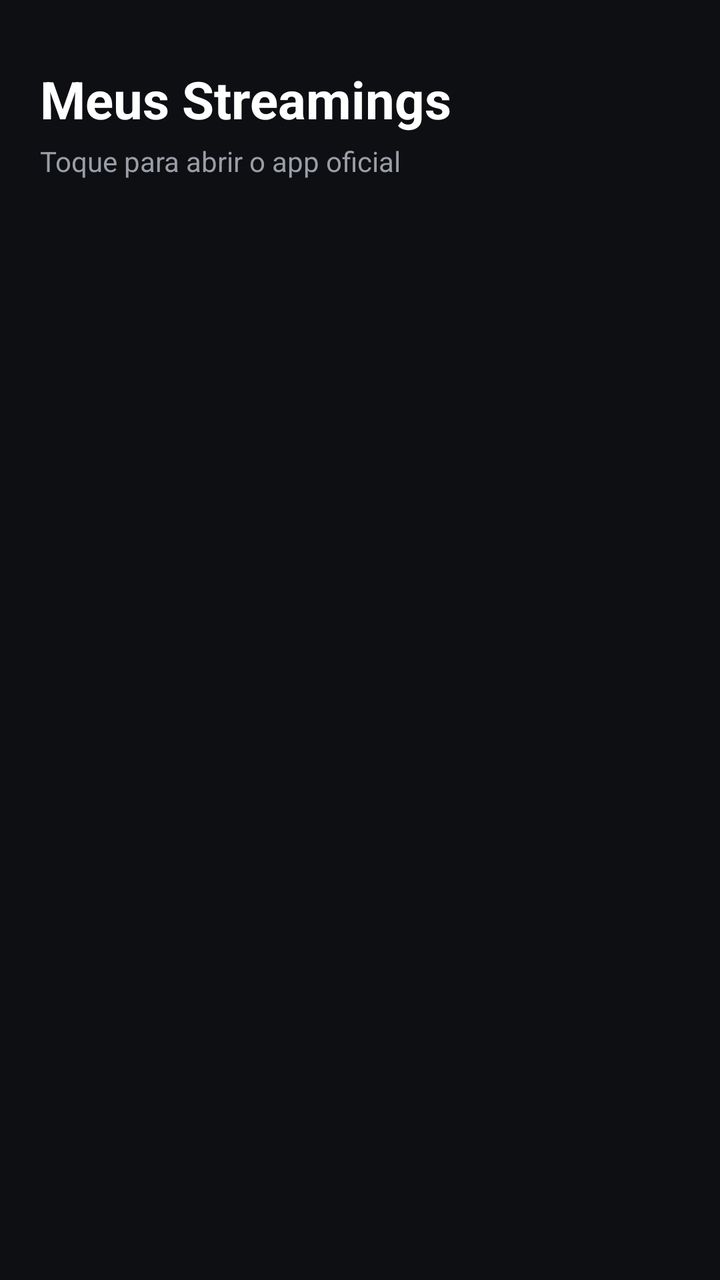
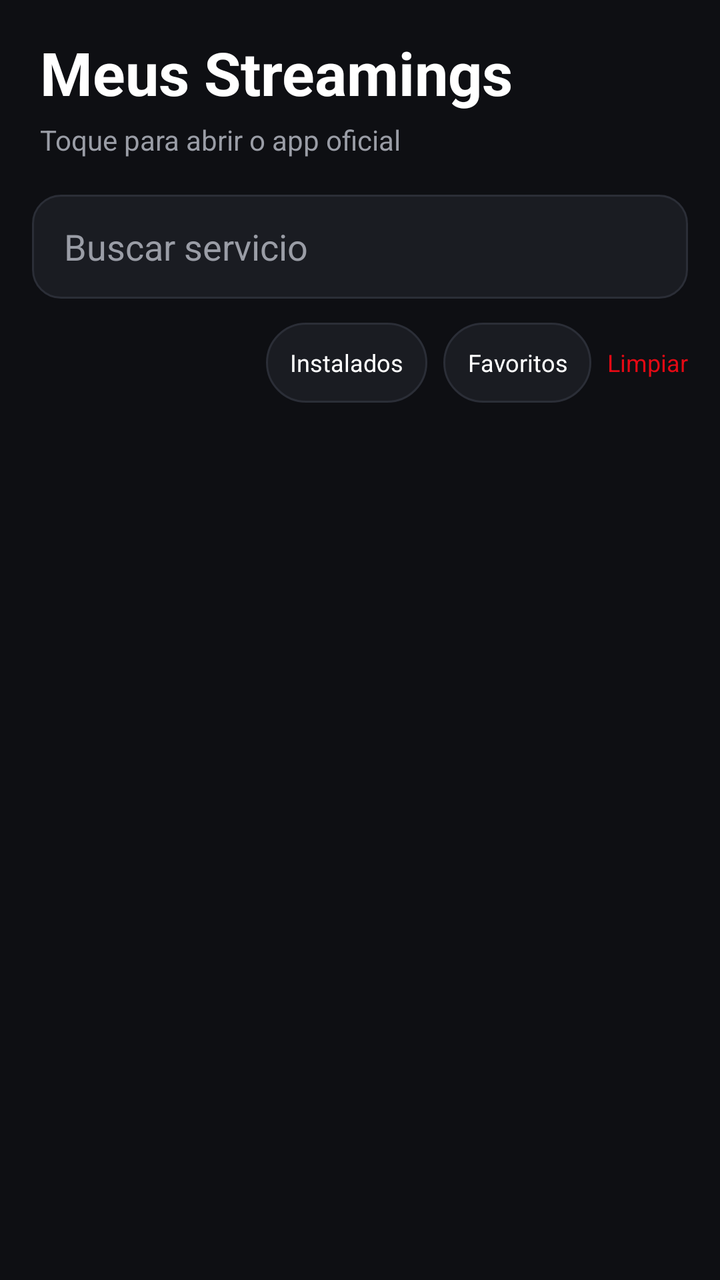

Screens rendered from an Android XML layout before and after an edit, with the pre-edit source and the edit as a unified diff.
<!-- AndroidManifest.xml: application theme Theme.StreamHub -->
<!-- res/layout/activity_main.xml -->
<?xml version="1.0" encoding="utf-8"?>
<LinearLayout xmlns:android="http://schemas.android.com/apk/res/android"
    android:layout_width="match_parent"
    android:layout_height="match_parent"
    android:orientation="vertical"
    android:background="@color/background">

    <TextView
        android:id="@+id/titleText"
        android:layout_width="wrap_content"
        android:layout_height="wrap_content"
        android:layout_marginStart="20dp"
        android:layout_marginTop="32dp"
        android:text="@string/title"
        android:textColor="@color/text_primary"
        android:textSize="26sp"
        android:textStyle="bold" />

    <TextView
        android:layout_width="wrap_content"
        android:layout_height="wrap_content"
        android:layout_marginStart="20dp"
        android:layout_marginTop="4dp"
        android:layout_marginBottom="16dp"
        android:text="@string/subtitle"
        android:textColor="@color/text_secondary"
        android:textSize="14sp" />

    <androidx.recyclerview.widget.RecyclerView
        android:id="@+id/recyclerView"
        android:layout_width="match_parent"
        android:layout_height="0dp"
        android:layout_weight="1"
        android:clipToPadding="false"
        android:paddingBottom="16dp" />

</LinearLayout>
<!-- resources referenced by this layout -->
<resources>
  <color name="background">#0E0F13</color>
  <color name="text_primary">#FFFFFF</color>
  <color name="text_secondary">#9A9DA6</color>
  <string name="subtitle">Toque para abrir o app oficial</string>
  <string name="title">Meus Streamings</string>
  <style name="Theme.StreamHub" parent="Theme.MaterialComponents.DayNight.NoActionBar">
          <item name="colorPrimary">@color/accent</item>
          <item name="colorPrimaryVariant">@color/accent</item>
          <item name="colorOnPrimary">@color/text_primary</item>
          <item name="android:windowBackground">@color/background</item>
          <item name="android:statusBarColor">@color/background</item>
      </style>
  <color name="accent">#E50914</color>
</resources>

<!-- the commit's change to res/layout/activity_main.xml (unified diff, before → after) -->
@@ -3,35 +3,121 @@
     android:layout_width="match_parent"
     android:layout_height="match_parent"
     android:orientation="vertical"
-    android:background="@color/background">
+    android:background="@color/background"
+    android:paddingTop="16dp">
 
     <TextView
         android:id="@+id/titleText"
         android:layout_width="wrap_content"
         android:layout_height="wrap_content"
-        android:layout_marginStart="20dp"
-        android:layout_marginTop="32dp"
+        android:layout_marginHorizontal="20dp"
         android:text="@string/title"
         android:textColor="@color/text_primary"
-        android:textSize="26sp"
+        android:textSize="30sp"
         android:textStyle="bold" />
 
     <TextView
         android:layout_width="wrap_content"
         android:layout_height="wrap_content"
-        android:layout_marginStart="20dp"
+        android:layout_marginHorizontal="20dp"
         android:layout_marginTop="4dp"
-        android:layout_marginBottom="16dp"
         android:text="@string/subtitle"
         android:textColor="@color/text_secondary"
         android:textSize="14sp" />
 
-    <androidx.recyclerview.widget.RecyclerView
-        android:id="@+id/recyclerView"
+    <EditText
+        android:id="@+id/searchInput"
+        android:layout_width="match_parent"
+        android:layout_height="52dp"
+        android:layout_marginHorizontal="16dp"
+        android:layout_marginTop="18dp"
+        android:background="@drawable/search_background"
+        android:hint="@string/search_hint"
+        android:inputType="text"
+        android:paddingHorizontal="16dp"
+        android:singleLine="true"
+        android:textColor="@color/text_primary"
+        android:textColorHint="@color/text_secondary" />
+
+    <LinearLayout
+        android:layout_width="match_parent"
+        android:layout_height="wrap_content"
+        android:layout_marginHorizontal="16dp"
+        android:layout_marginTop="12dp"
+        android:gravity="center_vertical"
+        android:orientation="horizontal">
+
+        <TextView
+            android:id="@+id/catalogCount"
+            android:layout_width="0dp"
+            android:layout_height="wrap_content"
+            android:layout_weight="1"
+            android:textColor="@color/text_secondary"
+            android:textSize="13sp" />
+
+        <TextView
+            android:id="@+id/installedFilter"
+            android:layout_width="wrap_content"
+            android:layout_height="40dp"
+            android:background="@drawable/filter_background"
+            android:clickable="true"
+            android:focusable="true"
+            android:gravity="center"
+            android:paddingHorizontal="12dp"
+            android:text="@string/installed_filter"
+            android:textColor="@color/text_primary"
+            android:textSize="12sp" />
+
+        <TextView
+            android:id="@+id/favoritesFilter"
+            android:layout_width="wrap_content"
+            android:layout_height="40dp"
+            android:layout_marginStart="8dp"
+            android:background="@drawable/filter_background"
+            android:clickable="true"
+            android:focusable="true"
+            android:gravity="center"
+            android:paddingHorizontal="12dp"
+            android:text="@string/favorites_filter"
+            android:textColor="@color/text_primary"
+            android:textSize="12sp" />
+
+        <TextView
+            android:id="@+id/clearFilters"
+            android:layout_width="wrap_content"
+            android:layout_height="40dp"
+            android:layout_marginStart="8dp"
+            android:clickable="true"
+            android:focusable="true"
+            android:gravity="center"
+            android:text="@string/clear_filter"
+            android:textColor="@color/accent"
+            android:textSize="12sp" />
+    </LinearLayout>
+
+    <FrameLayout
         android:layout_width="match_parent"
         android:layout_height="0dp"
-        android:layout_weight="1"
-        android:clipToPadding="false"
-        android:paddingBottom="16dp" />
+        android:layout_weight="1">
 
+        <androidx.recyclerview.widget.RecyclerView
+            android:id="@+id/recyclerView"
+            android:layout_width="match_parent"
+            android:layout_height="match_parent"
+            android:clipToPadding="false"
+            android:paddingTop="8dp"
+            android:paddingBottom="16dp" />
+
+        <TextView
+            android:id="@+id/emptyState"
+            android:layout_width="match_parent"
+            android:layout_height="wrap_content"
+            android:layout_gravity="center"
+            android:gravity="center"
+            android:padding="32dp"
+            android:text="@string/empty_state"
+            android:textColor="@color/text_secondary"
+            android:textSize="16sp"
+            android:visibility="gone" />
+    </FrameLayout>
 </LinearLayout>
<!-- resource entries referenced after the edit -->
@@ -3,6 +3,35 @@
   <color name="background">#0E0F13</color>
   <color name="text_primary">#FFFFFF</color>
   <color name="text_secondary">#9A9DA6</color>
+  <!-- drawable filter_background (drawable) -->
+  <?xml version="1.0" encoding="utf-8"?>
+  <selector xmlns:android="http://schemas.android.com/apk/res/android">
+      <item android:state_selected="true">
+          <shape android:shape="rectangle">
+              <solid android:color="@color/accent" />
+              <corners android:radius="20dp" />
+          </shape>
+      </item>
+      <item>
+          <shape android:shape="rectangle">
+              <solid android:color="@color/surface" />
+              <corners android:radius="20dp" />
+              <stroke android:width="1dp" android:color="#2B2E37" />
+          </shape>
+      </item>
+  </selector>
+  <!-- drawable search_background (drawable) -->
+  <?xml version="1.0" encoding="utf-8"?>
+  <shape xmlns:android="http://schemas.android.com/apk/res/android" android:shape="rectangle">
+      <solid android:color="@color/surface" />
+      <corners android:radius="14dp" />
+      <stroke android:width="1dp" android:color="#2B2E37" />
+  </shape>
+  <string name="clear_filter">Limpiar</string>
+  <string name="empty_state">No hay servicios que coincidan. Prueba otra búsqueda o limpia los filtros.</string>
+  <string name="favorites_filter">Favoritos</string>
+  <string name="installed_filter">Instalados</string>
+  <string name="search_hint">Buscar servicio</string>
   <string name="subtitle">Toque para abrir o app oficial</string>
   <string name="title">Meus Streamings</string>
   <style name="Theme.StreamHub" parent="Theme.MaterialComponents.DayNight.NoActionBar">
@@ -12,6 +41,7 @@
           <item name="android:windowBackground">@color/background</item>
           <item name="android:statusBarColor">@color/background</item>
       </style>
+  <color name="surface">#1A1C22</color>
   <color name="accent">#E50914</color>
 </resources>
 
